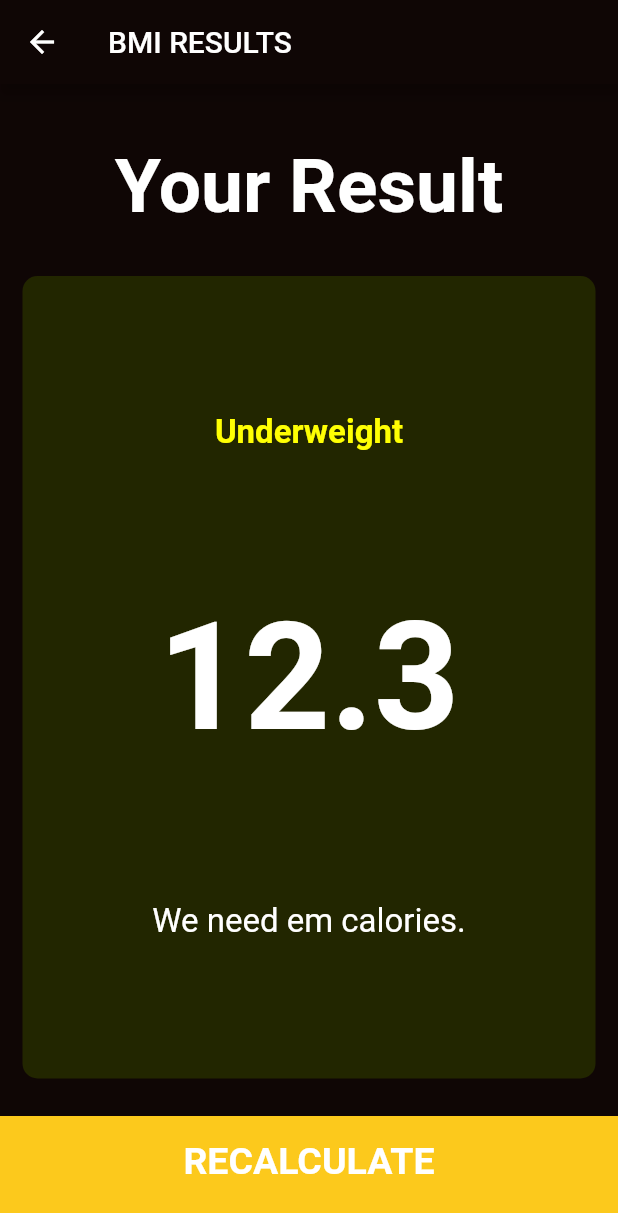
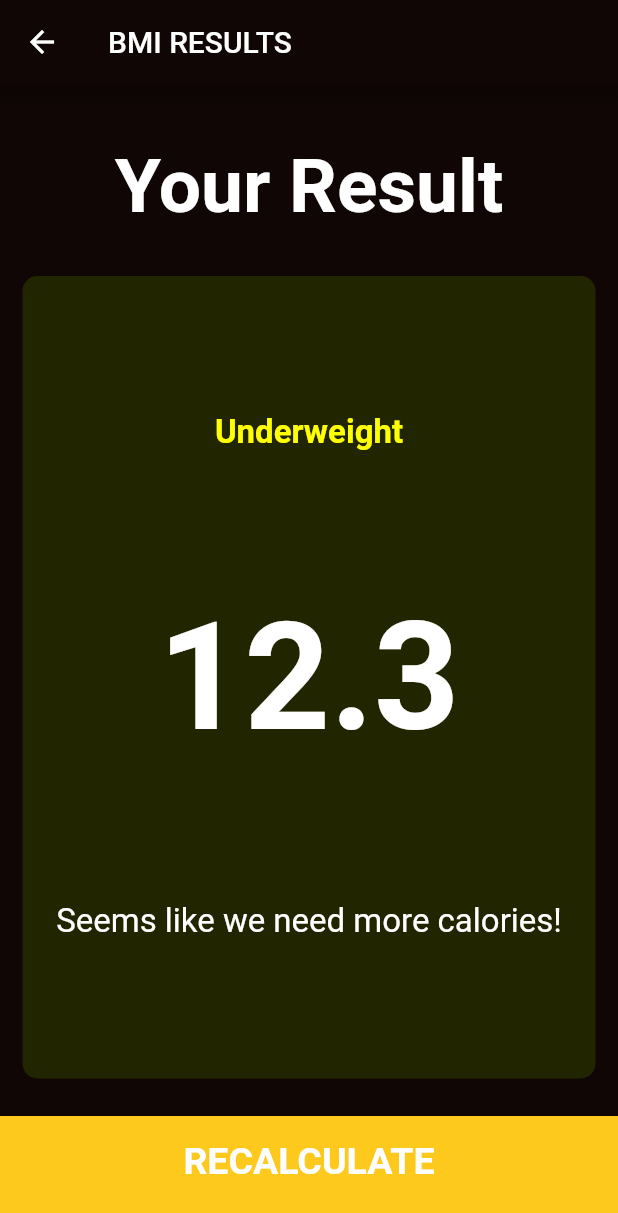
Before and after one commit to dch239/BMI-Calculator, a Flutter app: the screen it shows after launch, after a tap on "CALCULATE", on a phone screen of 412 x 824 dp. Shown: the top 1213 px of the screen. Run offline on Flutter 3.47's test engine with Material 2 defaults, Android fonts, the phone set to English and light mode, and no system bars; our stand-ins replace font_awesome_flutter.

Commit message:
Message update

```diff
--- a/lib/calculator_brain.dart
+++ b/lib/calculator_brain.dart
@@ -23,11 +23,11 @@ class CalculatorBrain {
 
   String getInterpretation() {
     if (_bmi >= 25) {
-      return 'Got to get that workout going.';
+      return 'Got to get that workout going!';
     } else if (_bmi > 18.5) {
-      return 'Perfecta!';
+      return 'Spot on! Great Work.';
     } else {
-      return 'We need em calories.';
+      return 'Seems like we need more calories!';
     }
   }
 }
```
